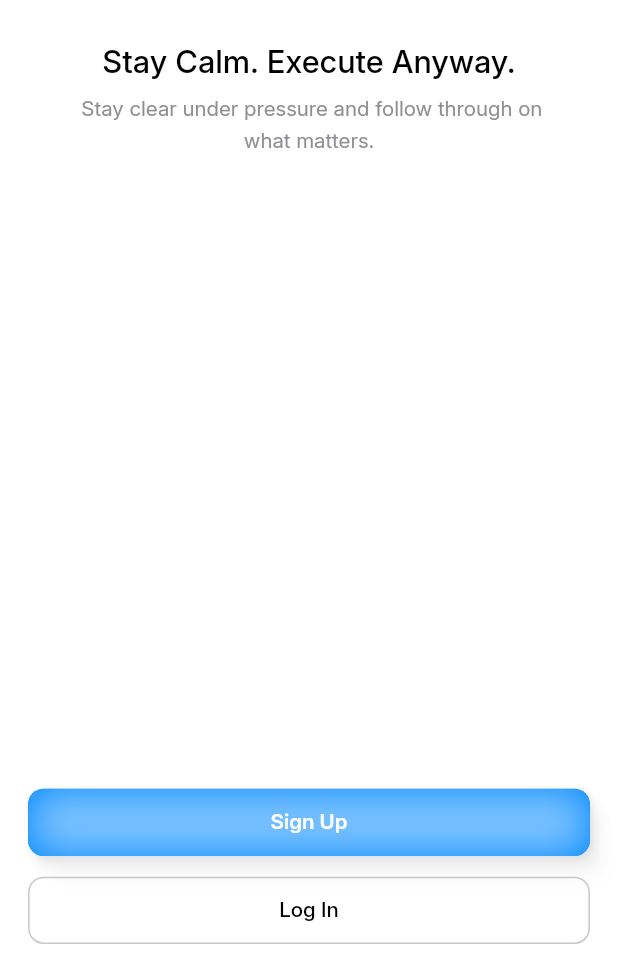
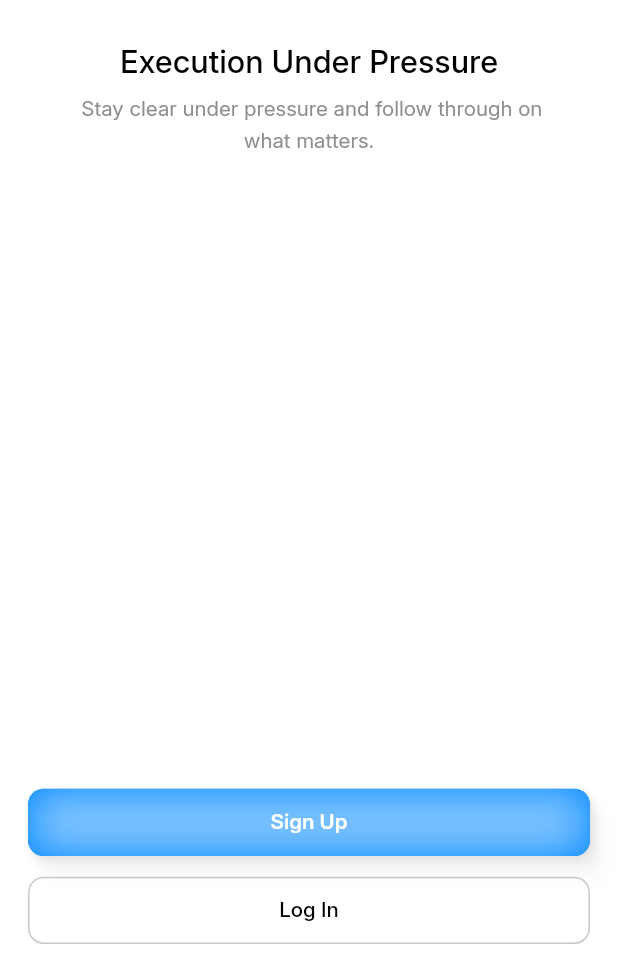
Before and after one commit to Alpha-Hive-AI-Developer-Team/unflappable_app, a Flutter app: the screen it shows after launch, on a phone screen of 412 x 824 dp, the part 261-1236 px from its top. Run offline on Flutter 3.47's test engine with Material 3 defaults, Android fonts, the phone set to English and light mode, and no system bars; our stand-ins replace connectivity_plus, dio, firebase_core, firebase_messaging, flutter_local_notifications, flutter_riverpod and 5 more; missing offline and left inert: ansicolor, in_app_purchase_storekit, talker_dio_logger; accounts and stored records are empty; statements that could not run were skipped.

Commit message:
Updated Tagline

```diff
--- a/lib/features/Welcome Screens/welcome_screen.dart
+++ b/lib/features/Welcome Screens/welcome_screen.dart
@@ -90,7 +90,7 @@ class _TaglineSection extends StatelessWidget {
     return Column(
       children: [
         Text(
-          'Stay Calm. Execute Anyway.',
+          'Execution Under Pressure',
           textAlign: TextAlign.center,
           style: AppTextStyles.headingLG.copyWith(color: AppColors.headingText),
         ),
```
Also changed, not shown: pubspec.lock.
